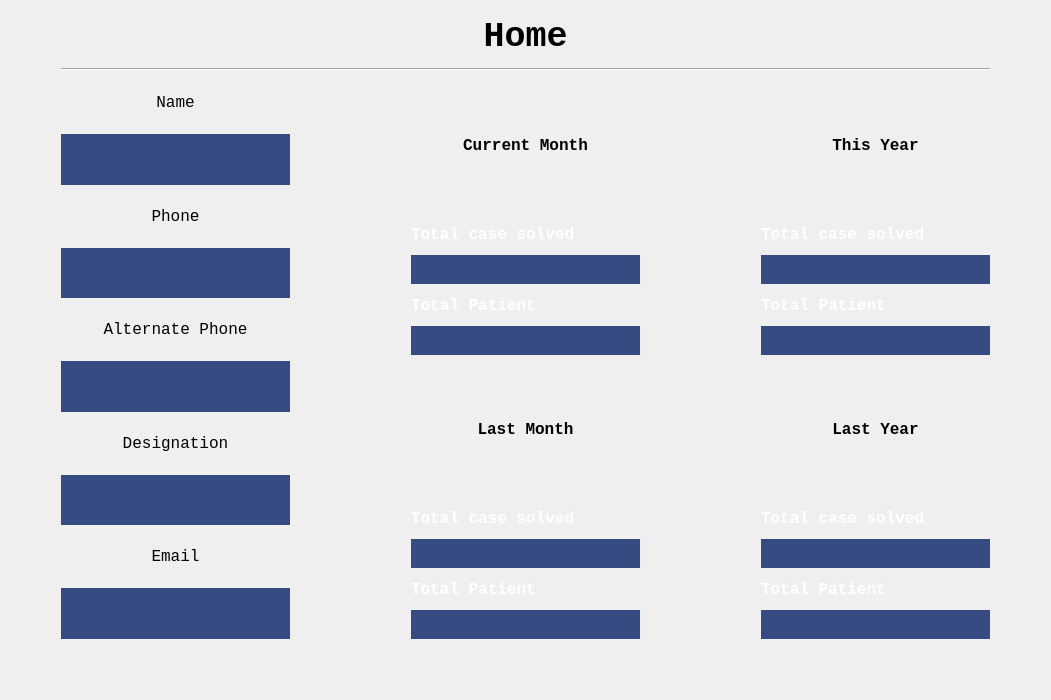
Old version of the form HomeUi.ui in the repository ASNaeem/Simple-VCMS.
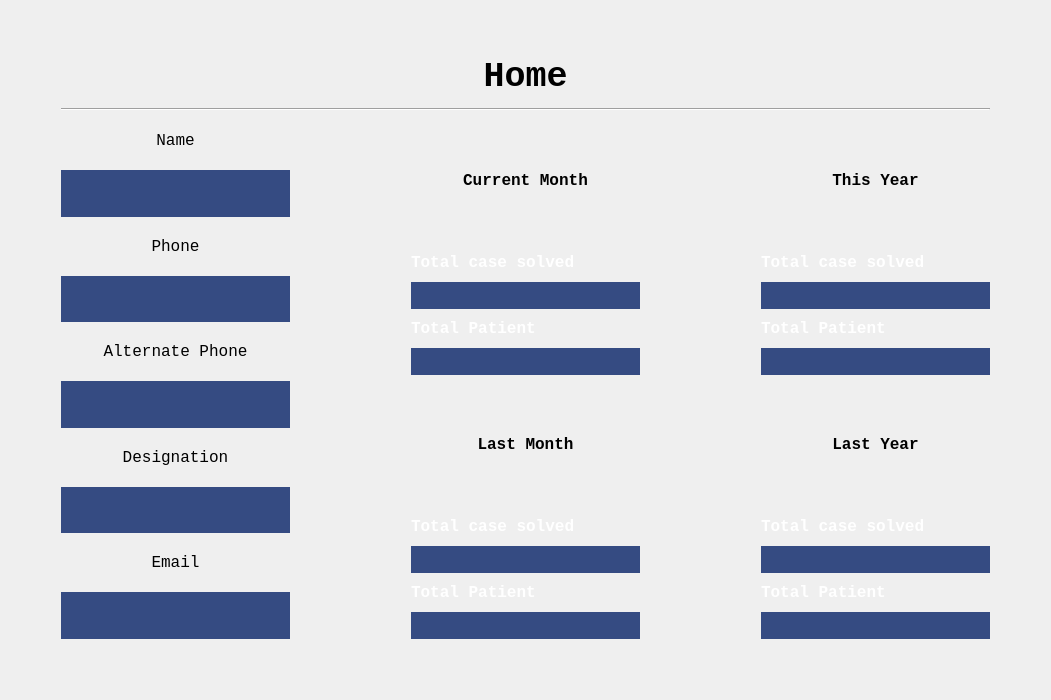
New version of the form.

```diff
--- a/HomeUi.ui
+++ b/HomeUi.ui
@@ -15,7 +15,7 @@
   </property>
   <layout class="QVBoxLayout" name="verticalLayout_37">
    <item>
-    <layout class="QVBoxLayout" name="verticalLayout_23" stretch="0,0,80">
+    <layout class="QVBoxLayout" name="verticalLayout_23" stretch="0,0,0,80">
      <property name="leftMargin">
       <number>50</number>
      </property>
@@ -28,6 +28,19 @@
      <property name="bottomMargin">
       <number>50</number>
      </property>
+     <item>
+      <spacer name="verticalSpacer">
+       <property name="orientation">
+        <enum>Qt::Vertical</enum>
+       </property>
+       <property name="sizeHint" stdset="0">
+        <size>
+         <width>20</width>
+         <height>40</height>
+        </size>
+       </property>
+      </spacer>
+     </item>
      <item>
       <layout class="QVBoxLayout" name="verticalLayout">
        <property name="leftMargin">
@@ -103,7 +116,8 @@
               <bool>false</bool>
              </property>
              <property name="styleSheet">
-              <string notr="true">background-color: rgb(53, 75, 130);</string>
+              <string notr="true">background-color: rgb(53, 75, 130);
+color: rgb(255, 255, 255);</string>
              </property>
              <property name="text">
               <string/>
@@ -142,7 +156,8 @@
               </font>
              </property>
              <property name="styleSheet">
-              <string notr="true">background-color: rgb(53, 75, 130);</string>
+              <string notr="true">background-color: rgb(53, 75, 130);
+color: rgb(255, 255, 255);</string>
              </property>
              <property name="text">
               <string/>
@@ -181,7 +196,8 @@
               </font>
              </property>
              <property name="styleSheet">
-              <string notr="true">background-color: rgb(53, 75, 130);</string>
+              <string notr="true">background-color: rgb(53, 75, 130);
+color: rgb(255, 255, 255);</string>
              </property>
              <property name="text">
               <string/>
@@ -220,7 +236,8 @@
               </font>
              </property>
              <property name="styleSheet">
-              <string notr="true">background-color: rgb(53, 75, 130);</string>
+              <string notr="true">background-color: rgb(53, 75, 130);
+color: rgb(255, 255, 255);</string>
              </property>
              <property name="text">
               <string/>
```
